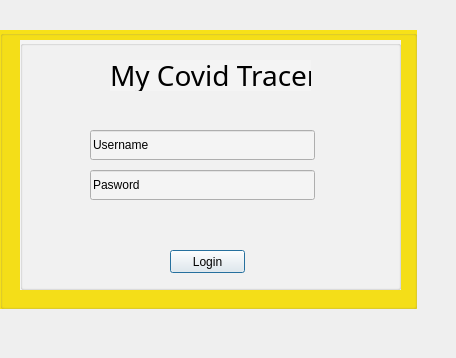
KempCode/CS106CovidPassport, file adminApp/logindialog.ui: the form before one commit.
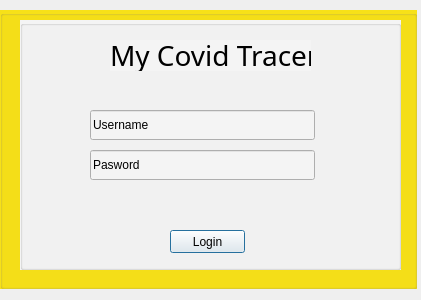
The form after the commit.

Patch:
```diff
--- a/adminApp/logindialog.ui
+++ b/adminApp/logindialog.ui
@@ -6,8 +6,8 @@
    <rect>
     <x>0</x>
     <y>0</y>
-    <width>456</width>
-    <height>358</height>
+    <width>421</width>
+    <height>300</height>
    </rect>
   </property>
   <property name="windowTitle">
@@ -17,7 +17,7 @@
    <property name="geometry">
     <rect>
      <x>0</x>
-     <y>30</y>
+     <y>10</y>
      <width>417</width>
      <height>279</height>
     </rect>
```
